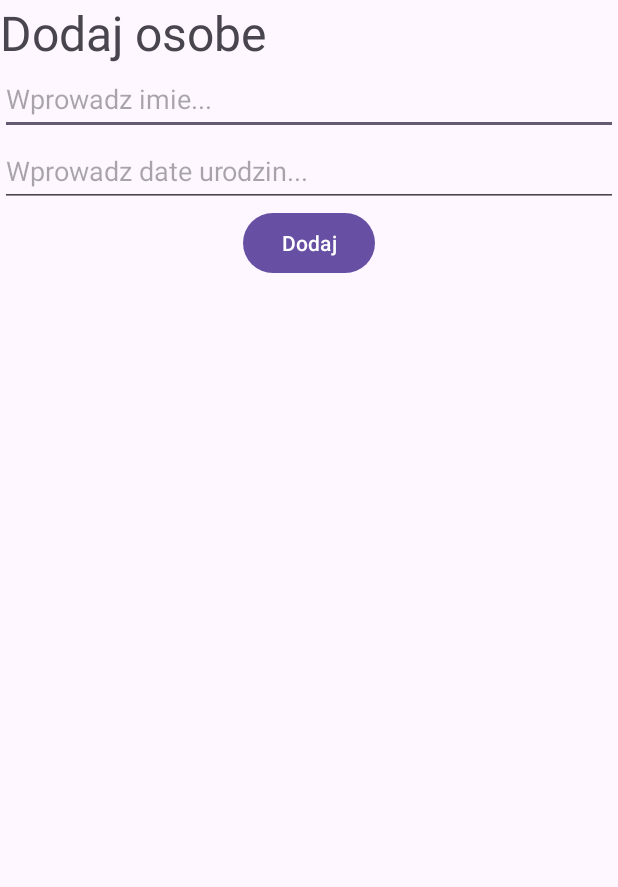
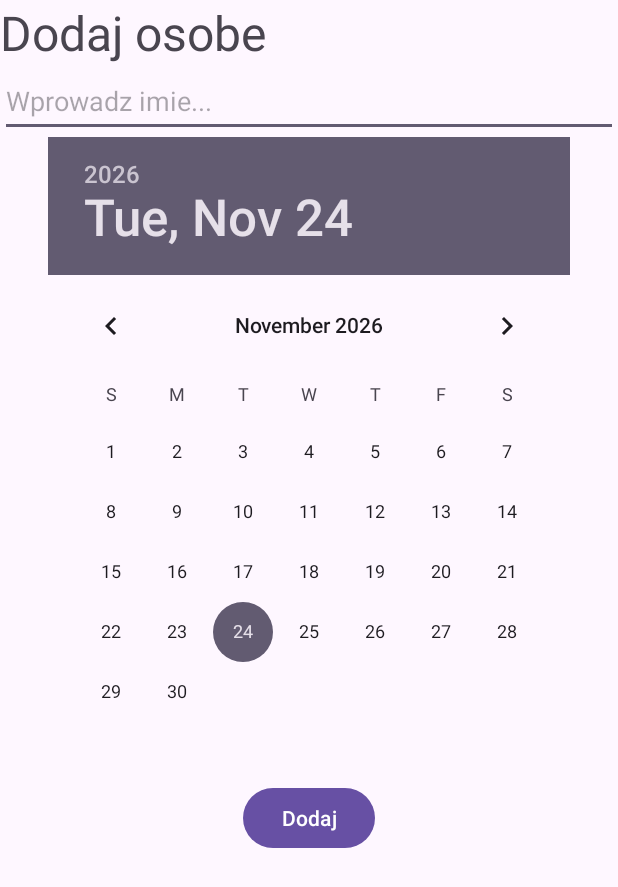
Before and after one commit to Kajerkooo2/KL4_Lekcja8_FormularzeDoKartkowki, an Android app: the screen it shows after launch (MainActivity), on a phone screen of 412 x 824 dp. Shown: the top 887 px of the screen. Run offline under Robolectric (Android 15) with nearby library versions, the phone set to English and light mode, and no system bars; 1 statement that could not run was skipped.

Commit message:
Druga wersja aplikacji z DatePicker calendar

```diff
--- a/app/src/main/res/layout/activity_main.xml
+++ b/app/src/main/res/layout/activity_main.xml
@@ -10,7 +10,7 @@
 
     <TextView
         android:layout_width="match_parent"
-        android:layout_height="42dp"
+        android:layout_height="wrap_content"
         android:textSize="32sp"
         android:text="Dodaj osobe" />
 
@@ -22,13 +22,12 @@
         android:inputType="text"
         android:hint="Wprowadz imie..." />
 
-    <EditText
-        android:id="@+id/etDate"
-        android:layout_width="match_parent"
-        android:layout_height="48dp"
-        android:ems="10"
-        android:inputType="date"
-        android:hint="Wprowadz date urodzin..."/>
+    <DatePicker
+        android:id="@+id/datePicker"
+        android:layout_width="wrap_content"
+        android:layout_height="wrap_content"
+        android:layout_gravity="center"
+        android:datePickerMode="calendar" />
 
     <Button
         android:id="@+id/btnAdd"
@@ -38,8 +37,8 @@
         android:text="Dodaj" />
 
     <ListView
+        android:id="@+id/listView"
         android:layout_width="match_parent"
-        android:layout_height="match_parent"
-        android:id="@+id/listView"/>
+        android:layout_height="match_parent" />
 
 </LinearLayout>
```
